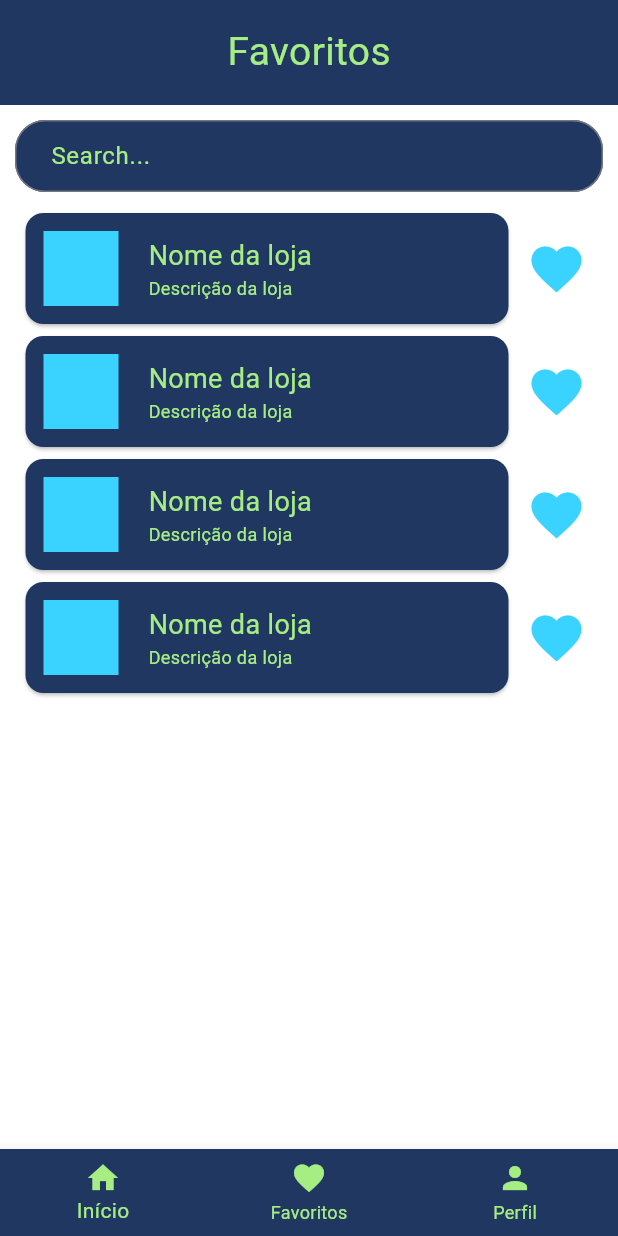
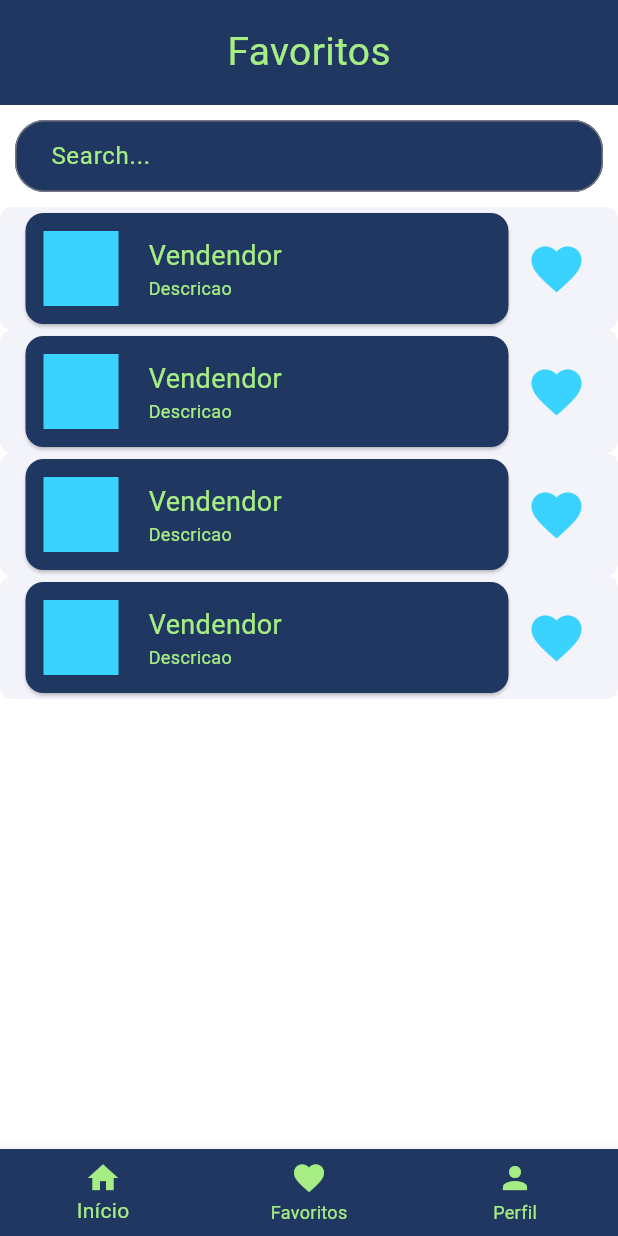
Before and after one commit to wnetohr/uplace, a Flutter app: the FavoritesPage screen opened directly, on a phone screen of 412 x 824 dp. Run offline on Flutter 3.47's test engine with Material 3 defaults, Android fonts, the phone set to English and light mode, and no system bars; our stand-ins replace cloud_firestore, decimal, firebase_auth, firebase_core, font_awesome_flutter; accounts and stored records are empty; network calls fail; Roboto replaces fonts that are missing (clarissans).

```diff
--- a/lib/models/consumer.dart
+++ b/lib/models/consumer.dart
@@ -30,6 +30,6 @@ class Consumer {
         'birthDate: $birthDate, '
         'email: $email, '
         'authId: $authId) '
-        'createdOn: $createdOn,';
+        'createdOn: $createdOn';
   }
 }
--- /dev/null
+++ b/lib/models/seller.dart
@@ -0,0 +1,46 @@
+class Seller {
+  String id;
+  String shopName;
+  String shopDescription;
+  bool sellsFood;
+  bool sellsProduct;
+  bool sellsService;
+  // bool sponsored;
+  // double score;
+  // List<int> sales;
+  // List<int> products;
+  // List<int> foods;
+  // List<int> services;
+  String userId; // FK for user ID
+  // int spotId; // FK for spot ID
+
+  Seller({
+    required this.id,
+    required this.shopName,
+    required this.shopDescription,
+    required this.sellsFood,
+    required this.sellsProduct,
+    required this.sellsService,
+    required this.userId,
+  });
+
+  factory Seller.FromFirebase(Map<String, dynamic> json, String id) {
+    return Seller(
+      id: id,
+      shopName: json["shopName"],
+      shopDescription: json["shopDescription"],
+      sellsFood: json["sellsFood"],
+      sellsProduct: json["sellsProduct"],
+      sellsService: json["sellsService"],
+      userId: json["userAuthId"],
+    );
+  }
+
+  @override
+  String toString() {
+    return 'Consumer('
+        'shopName: $shopName, '
+        'shopDescription: $shopDescription, '
+        'userId: $userId';
+  }
+}
--- a/lib/widgtes/components/product_card.dart
+++ b/lib/widgtes/components/item_card.dart
@@ -1,12 +1,16 @@
 import 'package:flutter/material.dart';
+import 'package:uplace/models/seller.dart';
+import 'package:uplace/widgtes/routes/routes.dart';
 import 'package:uplace/widgtes/themes/colors.dart';
 
-class ProductCard extends StatelessWidget {
-  const ProductCard({super.key});
+class ItemCard extends StatelessWidget {
+  Seller? seller;
+
+  ItemCard({super.key, required this.seller});
 
   @override
   Widget build(BuildContext context) {
-    return Row(
+    var row = Row(
       mainAxisAlignment: MainAxisAlignment.center,
       children: [
         Container(
@@ -25,17 +29,17 @@ class ProductCard extends StatelessWidget {
                     const SizedBox(
                       width: 20,
                     ),
-                    const Column(
+                    Column(
                       crossAxisAlignment: CrossAxisAlignment.start,
                       children: [
                         Text(
-                          'Nome da loja',
-                          style: TextStyle(
+                          seller?.shopName ?? "Vendendor",
+                          style: const TextStyle(
                               fontSize: 18.0, color: AppColors.greenUplace),
                         ),
                         Text(
-                          'Descrição da loja',
-                          style: TextStyle(
+                          seller?.shopDescription ?? "Descricao",
+                          style: const TextStyle(
                               fontSize: 12.0, color: AppColors.greenUplace),
                         ),
                       ],
@@ -53,5 +57,22 @@ class ProductCard extends StatelessWidget {
             ))
       ],
     );
+
+    return ElevatedButton(
+      onPressed: () {
+        // Adicione a lógica desejada quando o botão for pressionado
+        RoutesFunctions.gotoSellerPage(context);
+      },
+      style: ElevatedButton.styleFrom(
+        //backgroundColor: Colors.transparent, // Cor de fundo transparente
+        elevation: 0.0,
+        padding: EdgeInsets.zero, // Remove o preenchimento padrão do botão
+        shape: RoundedRectangleBorder(
+          borderRadius:
+              BorderRadius.circular(8.0), // Bordas arredondadas do botão
+        ),
+      ),
+      child: row,
+    );
   }
 }
--- a/lib/widgtes/pages/favoritespage.dart
+++ b/lib/widgtes/pages/favoritespage.dart
@@ -1,7 +1,7 @@
 import 'package:flutter/material.dart';
 import 'package:uplace/widgtes/components/navigation_bar.dart';
 import 'package:uplace/widgtes/themes/colors.dart';
-import 'package:uplace/widgtes/components/product_card.dart';
+import 'package:uplace/widgtes/components/item_card.dart';
 
 class MyApp extends StatelessWidget {
   @override
@@ -33,7 +33,7 @@ class FavoritesPage extends StatelessWidget {
             child: Center(
               child: Text(
                 'Favoritos',
-                style: TextStyle(color: AppColors.greenUplace,fontSize: 26),
+                style: TextStyle(color: AppColors.greenUplace, fontSize: 26),
               ),
             ),
           ),
@@ -61,7 +61,8 @@ class FavoritesPage extends StatelessWidget {
             child: ListView.builder(
               itemCount: 4, // Number of Product Cards that we want to showcase
               itemBuilder: (context, index) {
-                return const ProductCard(); // Substitua isso com seu ProductCard
+                return ItemCard(
+                    seller: null); // Substitua isso com seu ProductCard
               },
             ),
           ),
```
Also changed, not shown: lib/application/services/implementations/sellerService.dart (added, +40 -0 lines), lib/controller/implementations/sellerController.dart (added, +33 -0 lines), lib/models/vendor.dart (deleted, +0 -25 lines), lib/repository/implementations/firestore/sellerFSRepository.dart (added, +68 -0 lines), lib/repository/interfaces/sellerRepositoryInterface.dart (added, +8 -0 lines), lib/widgtes/pages/homepage.dart (+44 -28 lines), lib/widgtes/pages/productspage.dart (+44 -23 lines), lib/widgtes/pages/servicespage.dart (+44 -23 lines).
